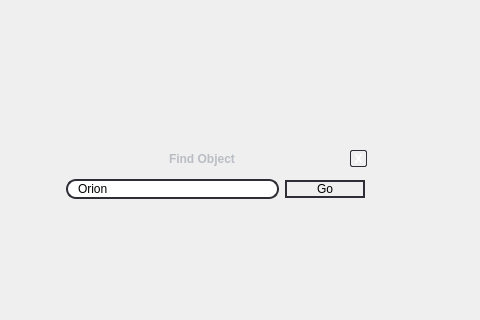
This is src/gui/mainGui.ui in 519984307/stellarium_src as Qt 5 draws it before an edit; both pictures show x 0 to 480 and y 284 to 604 of the 949 by 714 pixel window. The edited form follows.
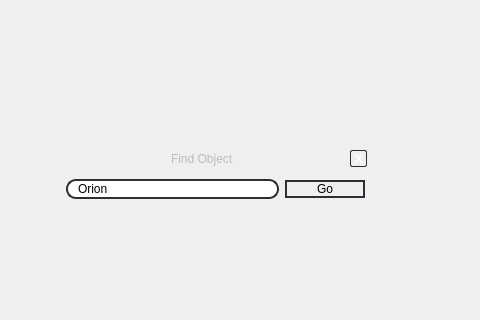
This is the edited form. Icons and pictures are not drawn. Custom widgets are drawn as their Qt base class.

Commit message: Improved style and View form.

Patch:
```diff
--- a/src/gui/mainGui.ui
+++ b/src/gui/mainGui.ui
@@ -26,32 +26,24 @@
   </property>
   <property name="styleSheet" >
    <string>QFrame {
-	background: qlineargradient(x1: 0, y1: 0, x2: 0, y2: 1, stop: 0 	#4a4b50, stop: 1 #36373c);
-     background-repeat: repeat-x;
-     background-position: up;
+	background: qlineargradient(x1: 0, y1: 0, x2: 0, y2: 1, stop: 0 	#2a3b50, stop: 1 #19233c);
 	border: 0px;
 	color : #babdc4;
    font-family: "DejaVu";
 }
 
 DialogFrame {
-	border: 0px;
   border-width: 1px;
   border-style: solid;
-  border-color: #2e2e36;
+  border-color: #081f25;
 }
 
-
 ResizeFrame {
-/* background: qlineargradient(x1: 0.5, y1: 0.5, x2: 0.6, y2: 0.6,
-			stop: 0  rgba(0,0,0,0%), stop: 1   rgba(0,0,0,50%));
-*/
-   background-image: url(data/gui/resize.png);
+ background-image: url(data/gui/resize.png);
 }
 
 QLabel {
 	background: None;
-   font-weight: bold;
 }
 
 QLineEdit {
@@ -81,53 +73,55 @@
          margin: 22px 0px 22px 0px;
      }
 
-     QScrollBar::handle:vertical {
-border: 2px solid #4a4b50;
-         background: qlineargradient(x1: 0, y1: 0, x2: 1, y2: 0,
+QScrollBar::handle:vertical {
+    border: 2px solid #4a4b50;
+    background: qlineargradient(x1: 0, y1: 0, x2: 1, y2: 0,
    stop: 0 #c6c7ca, stop: 1 #aaabae);
-		border-radius: 4px;
-         min-height: 20px;
-     }
-     QScrollBar::add-line:vertical {
+	border-radius: 4px;
+	min-height: 20px;
+}
+
+QScrollBar::add-line:vertical {
          border: 3px solid #2e2e36;
          background: #36375c;
          height: 20px;
          border-radius: 5px;
          subcontrol-position: bottom;
          subcontrol-origin: margin;
-     }
+ }
 
-     QScrollBar::sub-line:vertical {
+QScrollBar::sub-line:vertical {
          border: 3px solid #2e2e36;
          background: #36375c;
          height: 20px;
          border-radius: 5px;
          subcontrol-position: top;
          subcontrol-origin: margin;
-     }
+ }
+
 QScrollBar:left-arrow:vertical, QScrollBar::right-arrow:vertical {
          border: 2px solid grey;
          width: 3px;
          height: 3px;
          background: white;
-     }
+ }
 
-     QScrollBar::add-page:vertical, QScrollBar::sub-page:vertical {
+QScrollBar::add-page:vertical, QScrollBar::sub-page:vertical {
          background: none;
-     }
+ }
 
 QGroupBox {
-     border: 1px solid #2e2e36;
-     border-radius: 5px;
+     border: 1px solid #0f1f25;
+     border-radius: 4px;
      margin-top: 1ex;
+     font-weight: bold;
  }
 
 QGroupBox::title {
      subcontrol-origin: margin;
-
      padding: 0px 3px;
      color : #babdc4;
-left: 15px
+	 left: 15px
  }
 
 QCheckBox {
```
The commit also changes 2 other files.
